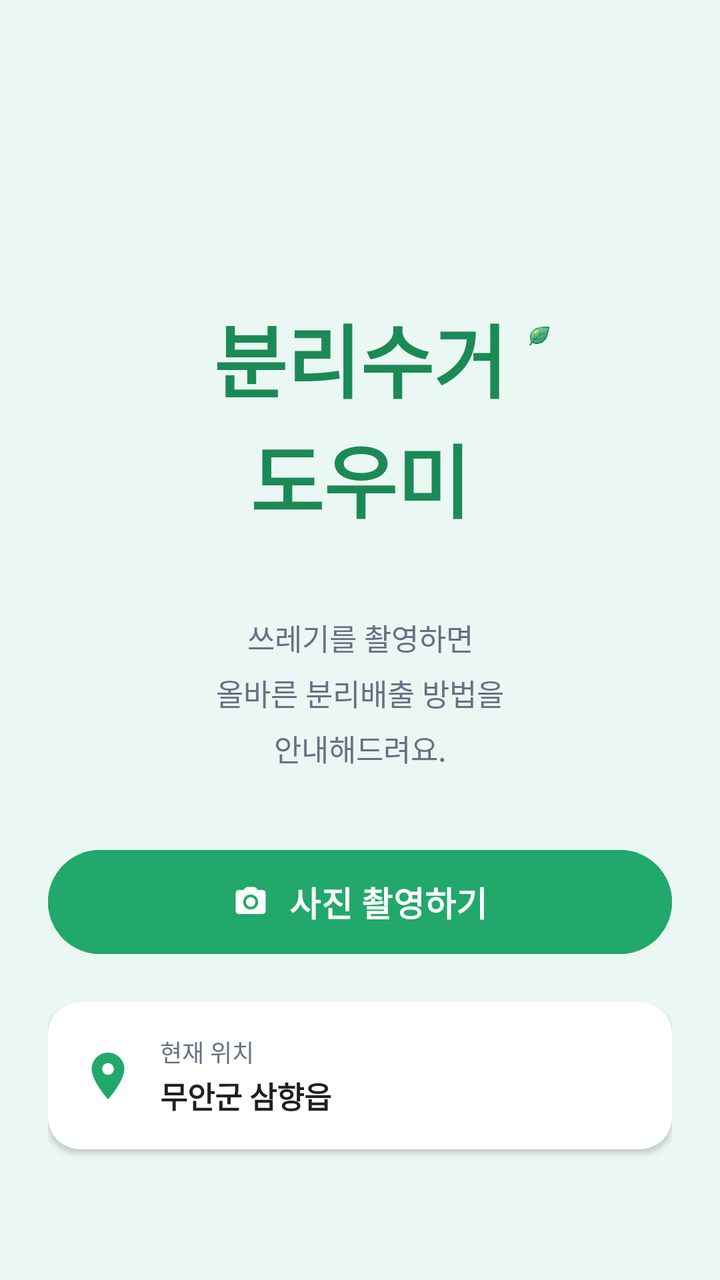
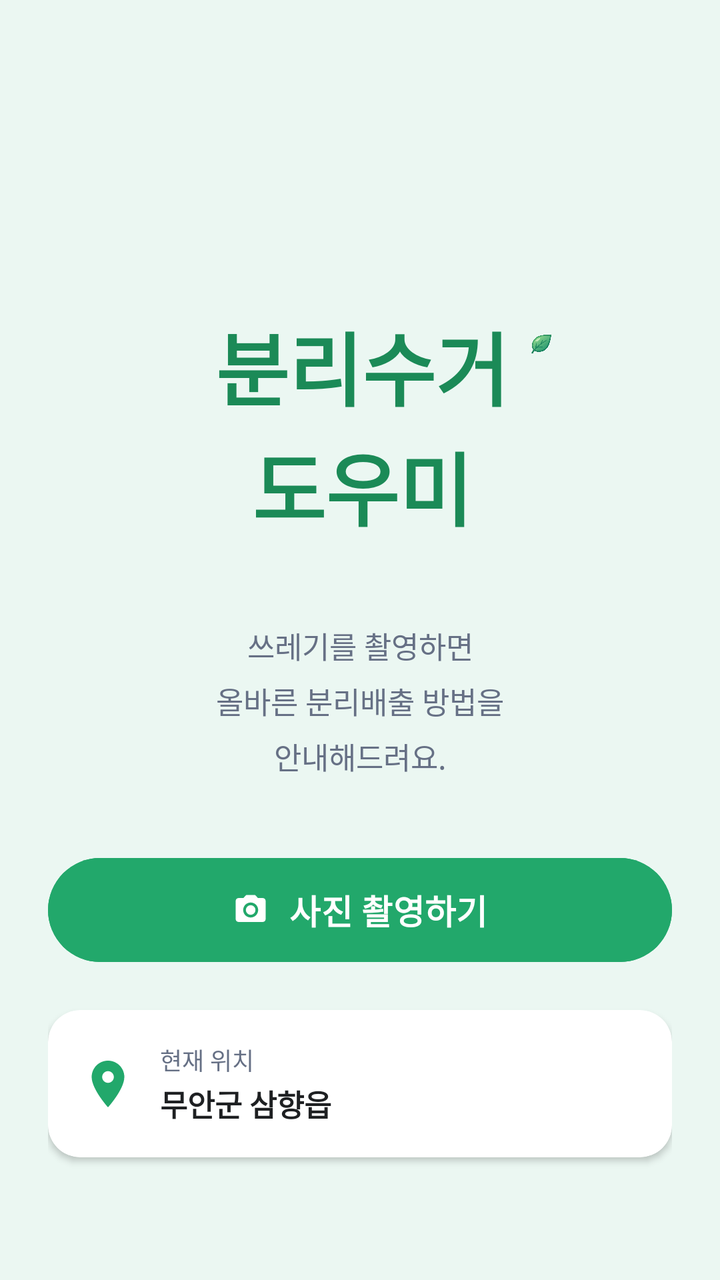

Two renders of the same Android screen: before a commit and after it. Below are the layout's source before the change and the commit's diff.
<!-- AndroidManifest.xml: application theme Theme.RecycleGuide -->
<!-- res/layout/fragment_home.xml -->
<androidx.core.widget.NestedScrollView
    xmlns:android="http://schemas.android.com/apk/res/android"
    xmlns:app="http://schemas.android.com/apk/res-auto"
    android:layout_width="match_parent"
    android:layout_height="match_parent"
    android:background="@color/bg_green_light"
    android:fillViewport="true">

    <androidx.constraintlayout.widget.ConstraintLayout
        android:layout_width="match_parent"
        android:layout_height="wrap_content"
        android:paddingHorizontal="24dp"
        android:paddingTop="150dp"
        android:paddingBottom="24dp">

        
        <TextView
            android:id="@+id/layout_title"
            android:layout_width="wrap_content"
            android:layout_height="wrap_content"
            android:gravity="center"
            android:lineSpacingExtra="2dp"
            android:text="@string/title_app_main"
            android:textColor="@color/primary_green_dark"
            android:textSize="40sp"
            android:textStyle="bold"
            app:layout_constraintEnd_toEndOf="parent"
            app:layout_constraintStart_toStartOf="parent"
            app:layout_constraintTop_toTopOf="parent" />

        
        <ImageView
            android:id="@+id/iv_title_leaf"
            android:layout_width="28dp"
            android:layout_height="28dp"
            android:layout_marginStart="2dp"
            android:layout_marginTop="4dp"
            android:contentDescription="@null"
            android:scaleType="fitCenter"
            app:srcCompat="@drawable/leaf"
            app:layout_constraintStart_toEndOf="@id/layout_title"
            app:layout_constraintTop_toTopOf="@id/layout_title" />

        


        <TextView
            android:id="@+id/tv_subtitle"
            android:layout_width="wrap_content"
            android:layout_height="wrap_content"
            android:layout_marginTop="40dp"
            android:gravity="center"
            android:lineSpacingExtra="6dp"
            android:text="@string/subtitle_app_main"
            android:textColor="@color/text_sub"
            android:textSize="15sp"
            app:layout_constraintStart_toStartOf="parent"
            app:layout_constraintEnd_toEndOf="parent"

            app:layout_constraintTop_toBottomOf="@id/layout_title" />

        <com.google.android.material.button.MaterialButton
            android:id="@+id/btn_camera"
            android:layout_width="0dp"
            android:layout_height="60dp"
            android:layout_marginTop="36dp"
            android:backgroundTint="@color/primary_green"
            android:text="@string/btn_take_photo"
            android:textColor="@color/white"
            android:textSize="17sp"
            android:textStyle="bold"
            app:cornerRadius="28dp"
            app:icon="@drawable/baseline_camera_alt_24"
            app:iconGravity="textStart"
            app:iconPadding="10dp"
            app:iconTint="@color/white"
            app:layout_constraintEnd_toEndOf="parent"
            app:layout_constraintStart_toStartOf="parent"
            app:layout_constraintTop_toBottomOf="@id/tv_subtitle" />

        
        <com.google.android.material.card.MaterialCardView
            android:id="@+id/card_location"
            android:layout_width="0dp"
            android:layout_height="wrap_content"
            android:layout_marginTop="20dp"
            app:cardBackgroundColor="@color/white"
            app:cardCornerRadius="16dp"
            app:cardElevation="2dp"
            app:strokeWidth="0dp"
            app:layout_constraintTop_toBottomOf="@id/btn_camera"
            app:layout_constraintStart_toStartOf="parent"
            app:layout_constraintEnd_toEndOf="parent">

            <androidx.constraintlayout.widget.ConstraintLayout
                android:layout_width="match_parent"
                android:layout_height="wrap_content"
                android:padding="16dp">

                
                <ImageView
                    android:id="@+id/iv_location_icon"
                    android:layout_width="28dp"
                    android:layout_height="28dp"
                    android:contentDescription="@null"
                    app:srcCompat="@drawable/baseline_location_on_24"
                    app:tint="@color/primary_green"
                    app:layout_constraintStart_toStartOf="parent"
                    app:layout_constraintTop_toTopOf="parent"
                    app:layout_constraintBottom_toBottomOf="parent" />

                
                <TextView
                    android:id="@+id/tv_location_label"
                    android:layout_width="0dp"
                    android:layout_height="wrap_content"
                    android:layout_marginStart="12dp"
                    android:text="@string/label_current_location"
                    android:textColor="@color/text_sub"
                    android:textSize="12sp"
                    app:layout_constraintStart_toEndOf="@id/iv_location_icon"
                    app:layout_constraintEnd_toStartOf="@id/tv_location_arrow"
                    app:layout_constraintTop_toTopOf="parent" />

                
                <TextView
                    android:id="@+id/tv_location_name"
                    android:layout_width="0dp"
                    android:layout_height="wrap_content"
                    android:layout_marginStart="12dp"
                    android:layout_marginTop="2dp"
                    android:text="@string/sample_location"
                    android:textColor="@color/text_main"
                    android:textSize="15sp"
                    android:textStyle="bold"
                    app:layout_constraintStart_toEndOf="@id/iv_location_icon"
                    app:layout_constraintEnd_toStartOf="@id/tv_location_arrow"
                    app:layout_constraintTop_toBottomOf="@id/tv_location_label" />

                
                <TextView
                    android:id="@+id/tv_location_arrow"
                    android:layout_width="wrap_content"
                    android:layout_height="wrap_content"

                    android:textColor="@color/primary_green"
                    android:textSize="26sp"
                    app:layout_constraintEnd_toEndOf="parent"
                    app:layout_constraintTop_toTopOf="parent"
                    app:layout_constraintBottom_toBottomOf="parent" />

            </androidx.constraintlayout.widget.ConstraintLayout>

        </com.google.android.material.card.MaterialCardView>

    </androidx.constraintlayout.widget.ConstraintLayout>

</androidx.core.widget.NestedScrollView>
<!-- resources referenced by this layout -->
<resources>
  <color name="bg_green_light">#EBF7F2</color>
  <color name="primary_green">#22A86B</color>
  <color name="primary_green_dark">#1B8A57</color>
  <color name="text_main">#1E2022</color>
  <color name="text_sub">#667085</color>
  <color name="white">#FFFFFFFF</color>
  <!-- drawable baseline_camera_alt_24 (drawable) -->
  <vector xmlns:android="http://schemas.android.com/apk/res/android" android:height="24dp" android:tint="#000000" android:viewportHeight="24" android:viewportWidth="24" android:width="24dp">
        
      <path android:fillColor="@android:color/white" android:pathData="M12,12m-3.2,0a3.2,3.2 0,1 1,6.4 0a3.2,3.2 0,1 1,-6.4 0"/>
        
      <path android:fillColor="@android:color/white" android:pathData="M9,2L7.17,4L4,4c-1.1,0 -2,0.9 -2,2v12c0,1.1 0.9,2 2,2h16c1.1,0 2,-0.9 2,-2L22,6c0,-1.1 -0.9,-2 -2,-2h-3.17L15,2L9,2zM12,17c-2.76,0 -5,-2.24 -5,-5s2.24,-5 5,-5 5,2.24 5,5 -2.24,5 -5,5z"/>
      
  </vector>
  <!-- drawable baseline_location_on_24 (drawable) -->
  <vector xmlns:android="http://schemas.android.com/apk/res/android" android:height="24dp" android:tint="#000000" android:viewportHeight="24" android:viewportWidth="24" android:width="24dp">
        
      <path android:fillColor="@android:color/white" android:pathData="M12,2C8.13,2 5,5.13 5,9c0,5.25 7,13 7,13s7,-7.75 7,-13c0,-3.87 -3.13,-7 -7,-7zM12,11.5c-1.38,0 -2.5,-1.12 -2.5,-2.5s1.12,-2.5 2.5,-2.5 2.5,1.12 2.5,2.5 -1.12,2.5 -2.5,2.5z"/>
      
  </vector>
  <!-- drawable leaf: png bitmap (drawable, 307383 bytes) -->
  <string name="btn_take_photo">사진 촬영하기</string>
  <string name="label_current_location">현재 위치</string>
  <string name="sample_location">무안군 삼향읍</string>
  <string name="subtitle_app_main">쓰레기를 촬영하면\n올바른 분리배출 방법을\n안내해드려요.</string>
  <string name="title_app_main">분리수거\n도우미</string>
  <style name="Theme.RecycleGuide" parent="Base.Theme.RecycleGuide" />
  <style name="Base.Theme.RecycleGuide" parent="Theme.Material3.DayNight.NoActionBar">
          
          
      </style>
</resources>

<!-- the commit's change to res/layout/fragment_home.xml (unified diff, before → after) -->
@@ -14,10 +14,13 @@
         android:paddingBottom="24dp">
 
         
+
+        
         <TextView
             android:id="@+id/layout_title"
             android:layout_width="wrap_content"
             android:layout_height="wrap_content"
+            android:layout_marginTop="4dp"
             android:gravity="center"
             android:lineSpacingExtra="2dp"
             android:text="@string/title_app_main"
@@ -25,10 +28,10 @@
             android:textSize="40sp"
             android:textStyle="bold"
             app:layout_constraintEnd_toEndOf="parent"
+            app:layout_constraintHorizontal_bias="0.506"
             app:layout_constraintStart_toStartOf="parent"
             app:layout_constraintTop_toTopOf="parent" />
 
-        
         <ImageView
             android:id="@+id/iv_title_leaf"
             android:layout_width="28dp"
